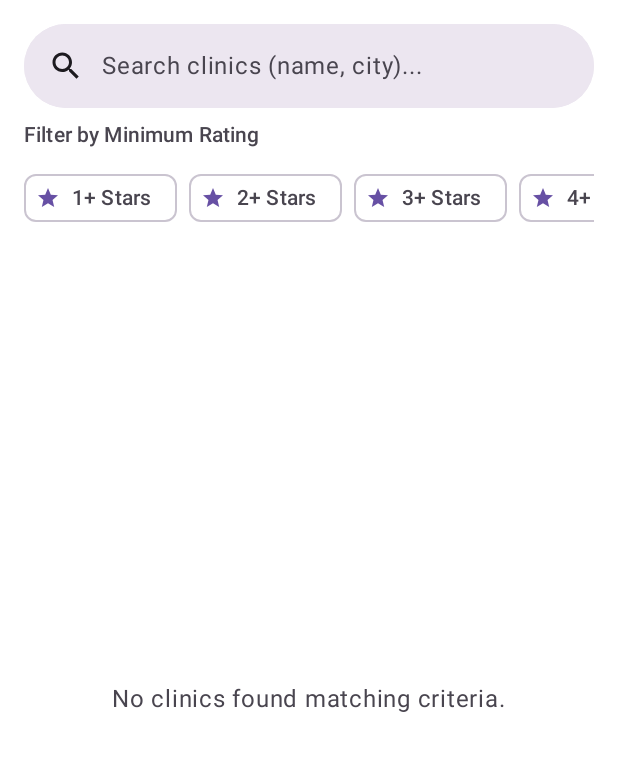
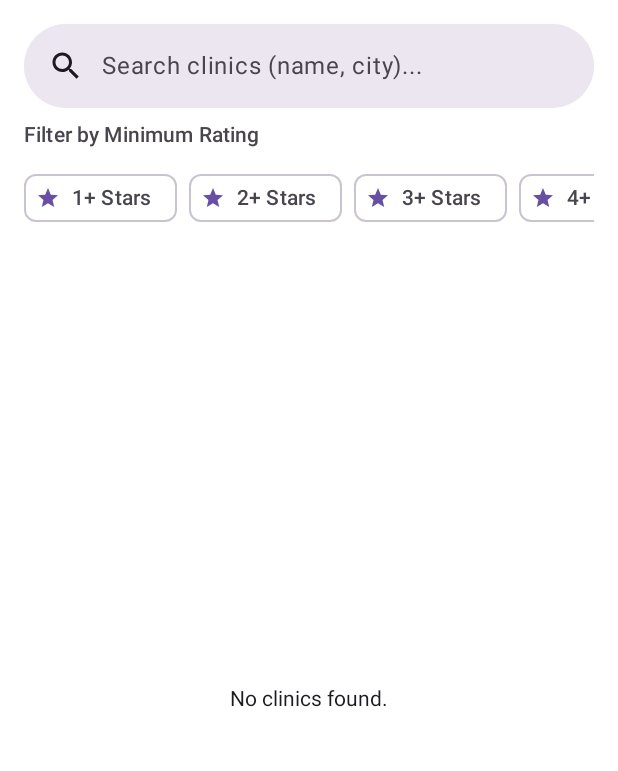
Before and after one commit to Stefy1209/OrtoPlus-Kotlin, an Android app built with Jetpack Compose: the MasterScreen screen opened through its navigation route, on a phone screen of 412 x 824 dp, the part 96-867 px from its top. Run offline under Robolectric (Android 15) with nearby library versions, the phone set to English and light mode, and no system bars; our stand-ins replace Room's generated code, RxJava; libraries missing offline, so code that uses them is left out: com.microsoft.signalr.

```diff
--- a/app/src/main/java/com/example/ortoplus/ui/pages/MasterScreen.kt
+++ b/app/src/main/java/com/example/ortoplus/ui/pages/MasterScreen.kt
@@ -9,6 +9,11 @@ import android.net.ConnectivityManager
 import android.net.Network
 import android.net.NetworkCapabilities
 import android.net.NetworkRequest
+import androidx.compose.animation.AnimatedContent
+import androidx.compose.animation.core.tween
+import androidx.compose.animation.fadeIn
+import androidx.compose.animation.fadeOut
+import androidx.compose.animation.togetherWith
 import androidx.compose.foundation.background
 import androidx.compose.foundation.clickable
 import androidx.compose.foundation.layout.Arrangement
@@ -296,8 +301,14 @@ fun MasterScreen(
                 onRefresh = { loadClinics(isRefresh = true) },
                 modifier = Modifier.fillMaxSize()
             ) {
+                AnimatedContent(
+                    targetState = isLoading,
+                    transitionSpec = {
+                        fadeIn(animationSpec = tween(400)) togetherWith fadeOut(animationSpec = tween(400))
+                    }
+                ) { targetLoading ->
                     Box(modifier = Modifier.fillMaxSize()) {
-                    if (isLoading) {
+                        if (targetLoading) {
                             CircularProgressIndicator(modifier = Modifier.align(Alignment.Center))
                         } else if (errorMessage != null) {
                             Text(
@@ -307,20 +318,30 @@ fun MasterScreen(
                             )
                         } else if (filteredClinics.isEmpty()) {
                             Text(
-                            text = "No clinics found matching criteria.",
-                            style = MaterialTheme.typography.bodyLarge,
-                            color = MaterialTheme.colorScheme.onSurfaceVariant,
+                                text = "No clinics found.",
                                 modifier = Modifier.align(Alignment.Center)
                             )
                         } else {
                             LazyColumn(
-                            contentPadding = PaddingValues(bottom = 16.dp, start = 16.dp, end = 16.dp),
+                                contentPadding = PaddingValues(
+                                    bottom = 16.dp,
+                                    start = 16.dp,
+                                    end = 16.dp
+                                ),
                                 verticalArrangement = Arrangement.spacedBy(12.dp)
                             ) {
-                            items(filteredClinics) { clinic ->
+                                items(filteredClinics, key = { it.clinicId }) { clinic ->
+                                    Box(
+                                        modifier = Modifier.animateItem(
+                                            fadeInSpec = tween(300),
+                                            placementSpec = tween(400)
+                                        )
+                                    ) {
                                         ClinicCard(clinic = clinic, onClick = {
                                             navController.navigate(Screen.Detail.createRoute(clinic.clinicId))
                                         })
+                                    }
+                                }
                             }
                         }
                     }
```
Lines whose indentation alone changed are shown as unchanged.
